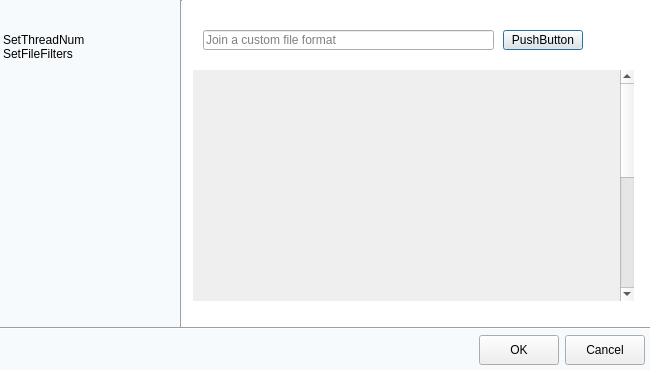
Old version of the form src/main/setting.ui in the repository sakuraOnlin/CheckDuplicateFiles.
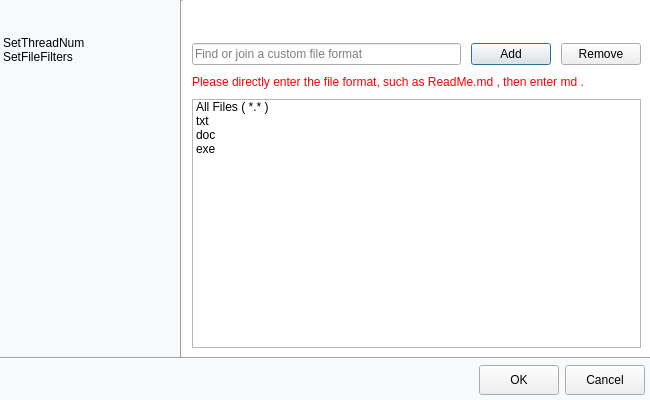
New version of the form. The open tabs and pages were chosen to show the change. Icons and pictures are not drawn.

Commit message:
Modify : The setting interface adds a file format bar.
Modify : Modified the style sheet for the slider.

Diff of the .ui file:
```diff
--- a/src/main/setting.ui
+++ b/src/main/setting.ui
@@ -7,20 +7,86 @@
     <x>0</x>
     <y>0</y>
     <width>650</width>
-    <height>370</height>
+    <height>400</height>
    </rect>
   </property>
+  <property name="minimumSize">
+   <size>
+    <width>650</width>
+    <height>400</height>
+   </size>
+  </property>
   <property name="windowTitle">
    <string>Dialog</string>
   </property>
   <property name="styleSheet">
-   <string notr="true">QDialog#Setting { background-color: rgb(247,250,253); }
-QListWidget#listWidget { background-color: rgb(247,250,253); }
-QStackedWidget#stackedWidget { background-color: rgb(255,255,255); }
-QWidget#pageSetThreadNum { background-color: rgb(255,255,255); }
-QWidget#pageSetFileFilters { background-color: rgb(255,255,255); }
-QFrame#frame_pBug { background-color: rgb(255,255,255); }
-Line { background-color: rgb(235,235,236); }</string>
+   <string notr="true">QDialog#Setting , #listWidget
+{
+	background-color: rgb(247,250,253);
+}
+QStackedWidget#stackedWidget ,#pageSetThreadNum, #pageSetFileFilters, #frame_pBug
+{
+	background-color: rgb(255,255,255);
+}
+Line
+{
+	background-color: rgb(235,235,236);
+}
+QLabel#labelCheckType , #label_Warring
+{
+	color: rgb(255, 0, 0);
+}
+
+QSlider {
+    padding: 2px;
+    height: 40px;
+}
+QSlider::groove:horizontal 
+{
+    subcontrol-origin: content;
+    background: rgb(76, 76, 76);
+    height: 20px;
+	border-radius: 5px;
+}
+QSlider::handle:horizontal 
+{
+    background-color: rgb(50, 50, 50);
+    width: 30px;
+    border-radius: 15px;
+    margin: -5px 0;
+}
+QSlider::sub-page:horizontal
+{
+    background: #999;
+    margin: 5px;
+    border-radius: 5px;
+}
+QSlider::add-page:horizontal
+{
+    background: #666;
+    margin: 5px;
+    border-radius: 5px;
+}
+
+QScrollBar::vertical {
+    width: 8px;
+	border-color: rgb(217,217,217);
+}
+
+QScrollBar::handle:vertical {
+    min-height: 8px;
+    border-width: 4px 0px 4px 0px;
+    border-image:url(:/img/image/ScrollBar/vertical-handle.png) 17 0 17 0 repeat repeat;
+}
+
+QScrollBar::sub-line:vertical {
+    width: 0px;
+    height: 0px;
+}
+QScrollBar::add-line:vertical {
+    width: 0px;
+    height: 0px;
+}</string>
   </property>
   <layout class="QGridLayout" name="gridLayout_2">
    <property name="leftMargin">
@@ -114,6 +180,9 @@
        </item>
        <item>
         <widget class="QStackedWidget" name="stackedWidget">
+         <property name="styleSheet">
+          <string notr="true"/>
+         </property>
          <widget class="QWidget" name="pageSetThreadNum">
           <widget class="QLabel" name="label">
            <property name="geometry">
@@ -168,64 +237,109 @@
           </widget>
          </widget>
          <widget class="QWidget" name="pageSetFileFilters">
-          <widget class="QLineEdit" name="lineEdit">
-           <property name="geometry">
-            <rect>
-             <x>20</x>
-             <y>30</y>
-             <width>291</width>
-             <height>20</height>
-            </rect>
-           </property>
-           <property name="placeholderText">
-            <string>Join a custom file format</string>
-           </property>
-          </widget>
-          <widget class="QPushButton" name="pushButton">
-           <property name="geometry">
-            <rect>
-             <x>320</x>
-             <y>30</y>
-             <width>80</width>
-             <height>20</height>
-            </rect>
-           </property>
-           <property name="text">
-            <string>PushButton</string>
-           </property>
-          </widget>
-          <widget class="QScrollArea" name="scrollArea">
-           <property name="geometry">
-            <rect>
-             <x>10</x>
-             <y>70</y>
-             <width>441</width>
-             <height>231</height>
-            </rect>
-           </property>
-           <property name="frameShape">
-            <enum>QFrame::NoFrame</enum>
-           </property>
-           <property name="widgetResizable">
-            <bool>true</bool>
-           </property>
-           <widget class="QWidget" name="scrollAreaWidgetContents">
-            <property name="geometry">
-             <rect>
-              <x>0</x>
-              <y>0</y>
-              <width>427</width>
-              <height>500</height>
-             </rect>
-            </property>
-            <property name="minimumSize">
-             <size>
-              <width>0</width>
-              <height>500</height>
-             </size>
-            </property>
-           </widget>
-          </widget>
+          <property name="maximumSize">
+           <size>
+            <width>16777215</width>
+            <height>1505</height>
+           </size>
+          </property>
+          <layout class="QGridLayout" name="gridLayout_3">
+           <item row="0" column="0">
+            <layout class="QVBoxLayout" name="verticalLayout_5" stretch="1,9">
+             <property name="spacing">
+              <number>0</number>
+             </property>
+             <item>
+              <spacer name="verticalSpacer_2">
+               <property name="orientation">
+                <enum>Qt::Vertical</enum>
+               </property>
+               <property name="sizeHint" stdset="0">
+                <size>
+                 <width>20</width>
+                 <height>20</height>
+                </size>
+               </property>
+              </spacer>
+             </item>
+             <item>
+              <layout class="QVBoxLayout" name="verticalLayout_3">
+               <property name="spacing">
+                <number>10</number>
+               </property>
+               <item>
+                <layout class="QHBoxLayout" name="horizontalLayout_4">
+                 <item>
+                  <widget class="QLineEdit" name="lineEdit">
+                   <property name="placeholderText">
+                    <string>Find or join a custom file format</string>
+                   </property>
+                  </widget>
+                 </item>
+                 <item>
+                  <widget class="QPushButton" name="pushButton">
+                   <property name="text">
+                    <string>Add</string>
+                   </property>
+                  </widget>
+                 </item>
+                 <item>
+                  <widget class="QPushButton" name="pushButton_2">
+                   <property name="text">
+                    <string>Remove</string>
+                   </property>
+                  </widget>
+                 </item>
+                </layout>
+               </item>
+               <item>
+                <widget class="QLabel" name="label_Warring">
+                 <property name="text">
+                  <string>Please directly enter the file format, such as ReadMe.md , then enter md .</string>
+                 </property>
+                </widget>
+               </item>
+               <item>
+                <widget class="QListWidget" name="listWidget_2">
+                 <item>
+                  <property name="text">
+                   <string>All Files ( *.* )</string>
+                  </property>
+                  <property name="checkState">
+                   <enum>Unchecked</enum>
+                  </property>
+                 </item>
+                 <item>
+                  <property name="text">
+                   <string>txt</string>
+                  </property>
+                  <property name="checkState">
+                   <enum>Unchecked</enum>
+                  </property>
+                 </item>
+                 <item>
+                  <property name="text">
+                   <string>doc</string>
+                  </property>
+                  <property name="checkState">
+                   <enum>Unchecked</enum>
+                  </property>
+                 </item>
+                 <item>
+                  <property name="text">
+                   <string>exe</string>
+                  </property>
+                  <property name="checkState">
+                   <enum>Unchecked</enum>
+                  </property>
+                 </item>
+                </widget>
+               </item>
+              </layout>
+             </item>
+            </layout>
+           </item>
+          </layout>
          </widget>
         </widget>
        </item>
@@ -271,7 +385,7 @@
            <number>0</number>
           </property>
           <item row="0" column="0">
-           <layout class="QHBoxLayout" name="horizontalLayout_3" stretch="9,1">
+           <layout class="QHBoxLayout" name="horizontalLayout_3" stretch="9,0,1">
             <item>
              <spacer name="horizontalSpacer">
               <property name="orientation">
@@ -285,6 +399,16 @@
               </property>
              </spacer>
             </item>
+            <item>
+             <widget class="QLabel" name="labelCheckType">
+              <property name="enabled">
+               <bool>true</bool>
+              </property>
+              <property name="text">
+               <string/>
+              </property>
+             </widget>
+            </item>
             <item>
              <layout class="QHBoxLayout" name="horizontalLayout_2">
               <property name="spacing">
```
Left out of the diff: 15 changed lines with no effect on the pictures. The commit also changes 8 other files.
